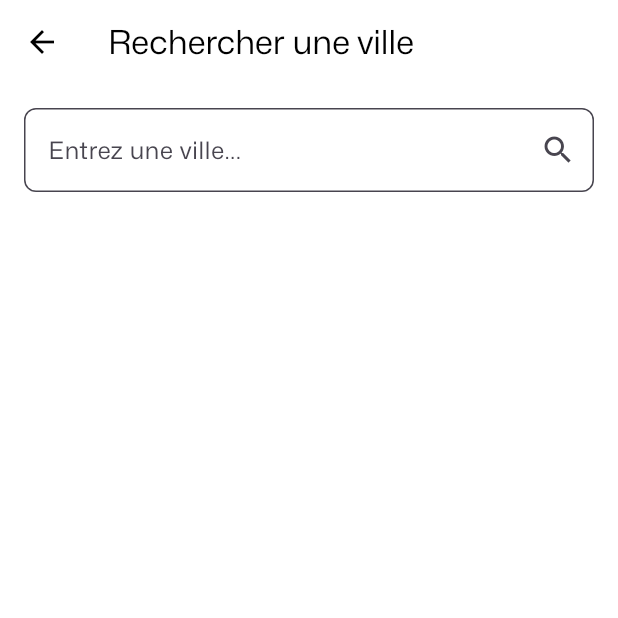
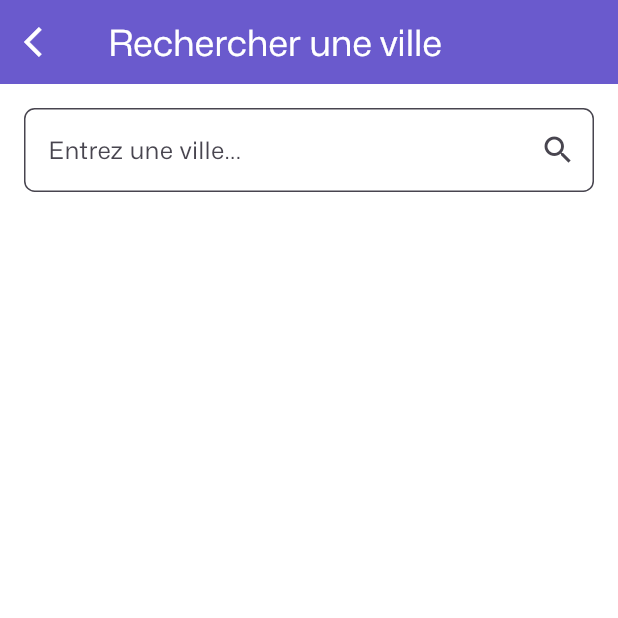
Before and after one commit to SalahCheihbi/weather_app, a Flutter app: the SearchPage screen opened by its route, on a phone screen of 412 x 824 dp, the top half of it. Run offline on Flutter 3.47's test engine with Material 3 defaults, Android fonts, the phone set to English and light mode, and no system bars; our stand-ins replace auto_route, dio, flex_color_scheme, flutter_hooks, flutter_screenutil, flutter_svg and 5 more; network calls fail; project files that could hold a hidden picture were left out.

Commit message:
dev: ajout du README.md et amélioration de l'UI

```diff
--- a/lib/features/home/infrastructure/home_remote_service.dart
+++ b/lib/features/home/infrastructure/home_remote_service.dart
@@ -4,6 +4,8 @@ import 'package:weather_app/features/home/infrastructure/dtos/result_weekly_dto/
 import '../../../core/config/environment.dart';
 import '../../../core/infrastructure/helpers/remote_service_helper.dart';
 import 'dtos/result_weather_dto.dart';
+
+///* Chaque méthode utilise `withoutRemoteResponse` pour gérer la réponse et la convertir en DTO approprié.
 
 class HomeRemoteService with RemoteServiceHelper {
   HomeRemoteService(this._dio);
--- a/lib/features/home/presentation/widgets/weather_info_card.dart
+++ b/lib/features/home/presentation/widgets/weather_info_card.dart
@@ -20,8 +20,8 @@ class WeatherInfoCard extends StatelessWidget {
   Widget build(BuildContext context) {
     return Container(
       width: double.infinity,
-      margin: EdgeInsets.symmetric(vertical: 10),
-      padding: EdgeInsets.symmetric(vertical: 16, horizontal: 12),
+      margin: EdgeInsets.symmetric(vertical: 10.h),
+      padding: EdgeInsets.symmetric(vertical: 35.h, horizontal: 12.w),
       decoration: BoxDecoration(
         color: whiteColor.withValues(alpha: .2),
         borderRadius: BorderRadius.circular(25.r),
--- a/lib/features/home/presentation/widgets/weather_state_item.dart
+++ b/lib/features/home/presentation/widgets/weather_state_item.dart
@@ -33,7 +33,7 @@ class WeatherStateItem extends StatelessWidget {
               style: theme.textTheme.bodyLarge?.copyWith(
                 color: whiteColor,
                 fontWeight: FontWeight.w500,
-                fontSize: 10.sp,
+                fontSize: 14.sp,
               ),
             ),
           ],
@@ -45,7 +45,7 @@ class WeatherStateItem extends StatelessWidget {
           style: theme.textTheme.bodySmall?.copyWith(
             color: whiteColor.withValues(alpha: .7),
             fontWeight: FontWeight.w700,
-            fontSize: 8.sp,
+            fontSize: 10.sp,
           ),
         ),
       ],
--- a/lib/features/home/shared/providers.dart
+++ b/lib/features/home/shared/providers.dart
@@ -5,6 +5,7 @@ import '../../../core/shared/provider.dart';
 import '../applications/weekly_weather_notifier.dart';
 import '../infrastructure/home_remote_service.dart';
 
+//* Ce fichier configure l'injection de dépendances
 final homeRemoteServiceProvider = Provider<HomeRemoteService>(
   (ref) => HomeRemoteService(
     ref.watch(dioProvider),
--- a/lib/features/search/presentation/search_page.dart
+++ b/lib/features/search/presentation/search_page.dart
@@ -1,12 +1,16 @@
 import 'package:auto_route/auto_route.dart';
 import 'package:flutter/material.dart';
+import 'package:flutter/services.dart';
+import 'package:flutter_screenutil/flutter_screenutil.dart';
 import 'package:hooks_riverpod/hooks_riverpod.dart';
 import 'package:logger/logger.dart';
+import '../../../theme/theme.dart';
 
 import '../../../core/presentation/widgets/widgets.dart';
 import '../domain/result_city.dart';
 import '../shared/provider.dart';
 
+//* Search ville Page
 @RoutePage()
 class SearchPage extends StatefulHookConsumerWidget {
   const SearchPage({super.key});
@@ -37,9 +41,26 @@ class _SearchPageState extends ConsumerState<SearchPage> {
     final theme = Theme.of(context);
     return Scaffold(
       appBar: AppBar(
-          title: Text(
-        "Rechercher une ville",
-      )),
+        foregroundColor: whiteColor,
+        backgroundColor: Theme.of(context).colorScheme.primary,
+        title: Text(
+          "Rechercher une ville",
+          style: theme.textTheme.headlineSmall?.copyWith(
+            color: whiteColor,
+            fontSize: 24,
+          ),
+        ),
+        leading: IconButton(
+          icon: Icon(Icons.arrow_back_ios,
+              color: whiteColor), // Forcer la couleur en blanc
+          onPressed: () => context.router.pop(),
+        ),
+        systemOverlayStyle: SystemUiOverlayStyle(
+          statusBarColor: Theme.of(context).colorScheme.primaryContainer,
+          statusBarIconBrightness: Brightness.light,
+          statusBarBrightness: Brightness.dark,
+        ),
+      ),
       body: Padding(
         padding: const EdgeInsets.all(16.0),
         child: Column(
@@ -48,10 +69,10 @@ class _SearchPageState extends ConsumerState<SearchPage> {
               controller: _cityController,
               decoration: InputDecoration(
                 hintText: "Entrez une ville...",
-                fillColor: Colors.white,
+                fillColor: whiteColor,
                 filled: true,
                 border: OutlineInputBorder(
-                  borderRadius: BorderRadius.circular(8),
+                  borderRadius: BorderRadius.circular(8.r),
                 ),
                 suffixIcon: IconButton(
                   icon: const Icon(Icons.search),
@@ -77,15 +98,29 @@ class _SearchPageState extends ConsumerState<SearchPage> {
                       child: ListTile(
                         title: Text(
                           "${city.name}, ${city.country}",
+                          style: theme.textTheme.titleMedium?.copyWith(
+                            color: blackColor,
+                            fontWeight: FontWeight.w600,
+                            fontSize: 16,
+                          ),
                         ),
-                        subtitle: Text("Lat: ${city.lat}, Lon: ${city.lon}"),
+                        subtitle: Text(
+                          "${city.localNames!.ar}, ",
+                          style: theme.textTheme.labelMedium?.copyWith(
+                            color: theme.colorScheme.primary,
+                            fontWeight: FontWeight.w600,
+                            fontSize: 12,
+                          ),
+                          textDirection: TextDirection.rtl,
+                        ),
                         onTap: () => _onCitySelected(city),
                       ),
                     );
                   }
                   return Text('Ville non trouvée',
                       style: theme.textTheme.labelMedium?.copyWith(
-                        color: Colors.red,
+                        color: theme.colorScheme.error,
+                        fontSize: 12,
                       ));
                 })
           ],
--- a/lib/features/search/shared/provider.dart
+++ b/lib/features/search/shared/provider.dart
@@ -5,6 +5,7 @@ import '../applications/city_location_notifier.dart';
 import '../infrastructure/search_remote_service.dart';
 import '../infrastructure/search_repository.dart';
 
+//* Ce fichier configure l'injection de dépendances
 final searchRemoteServiceProvider = Provider<SearchRemoteService>(
   (ref) => SearchRemoteService(
     ref.watch(dioProvider),
--- a/lib/theme/colors.dart
+++ b/lib/theme/colors.dart
@@ -15,3 +15,6 @@ const lightInfoColor = Color(0xFFC7D8E1);
 //? Success
 const darkSuccessColor = Color(0xFF2A9949);
 const lightSuccessColor = Color(0xFFDEF7E5);
+
+
+//* File colors
--- a/lib/theme/dark_theme.dart
+++ b/lib/theme/dark_theme.dart
@@ -1,3 +1,4 @@
 import 'package:flex_color_scheme/flex_color_scheme.dart';
 
+//! je n'ai pas ajoutéle Dark mode
 final darkTheme = FlexThemeData.dark(scheme: FlexScheme.blue);
--- a/lib/theme/light_theme.dart
+++ b/lib/theme/light_theme.dart
@@ -3,16 +3,24 @@ import 'package:flutter/material.dart';
 
 import '../gen/fonts.gen.dart';
 
+const _primary = Color(0xff6a5acd);
+const _primaryContainer = Color(0xff483d8b);
+const _secondary = Color(0xff9370db);
+const _secondaryContainer = Color(0xffb0a3e0);
+const _tertiary = Color(0xffffd700);
+const _tertiaryContainer = Color(0xfffff8dc);
+const _error = Color(0xffb00020);
+
 final lightTheme = FlexThemeData.light(
         colors: const FlexSchemeColor(
-          primary: Color(0xff6a5acd),
-          primaryContainer: Color(0xff483d8b),
-          secondary: Color(0xff9370db),
-          secondaryContainer: Color(0xffb0a3e0),
-          tertiary: Color(0xffffd700),
-          tertiaryContainer: Color(0xfffff8dc),
+          primary: _primary,
+          primaryContainer: _primaryContainer,
+          secondary: _secondary,
+          secondaryContainer: _secondaryContainer,
+          tertiary: _tertiary,
+          tertiaryContainer: _tertiaryContainer,
           appBarColor: Color(0xffb0a3e0),
-          error: Color(0xffb00020),
+          error: _error,
         ),
         surfaceMode: FlexSurfaceMode.levelSurfacesLowScaffold,
         blendLevel: 7,
@@ -30,3 +38,5 @@ final lightTheme = FlexThemeData.light(
         bottomSheetTheme: BottomSheetThemeData(
   backgroundColor: Colors.transparent,
 ));
+
+//* theme Light mode
--- a/lib/theme/theme.dart
+++ b/lib/theme/theme.dart
@@ -1,3 +1,5 @@
 export 'colors.dart';
 export 'dark_theme.dart';
 export 'light_theme.dart';
+
+//* export file
```
Also changed, not shown: lib/features/home/presentation/home_page.dart (+0 -10 lines), 1 other file.
